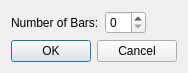
Old version of the form source/dialogs/multibarrestdialog.ui in the repository powertab/powertabeditor.
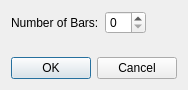
New version of the form.

What changed in the file:
```diff
--- a/source/dialogs/multibarrestdialog.ui
+++ b/source/dialogs/multibarrestdialog.ui
@@ -6,8 +6,8 @@
    <rect>
     <x>0</x>
     <y>0</y>
-    <width>174</width>
-    <height>69</height>
+    <width>181</width>
+    <height>90</height>
    </rect>
   </property>
   <property name="windowTitle">
```
Left out of the diff: 3 changed lines with no effect on the pictures.
